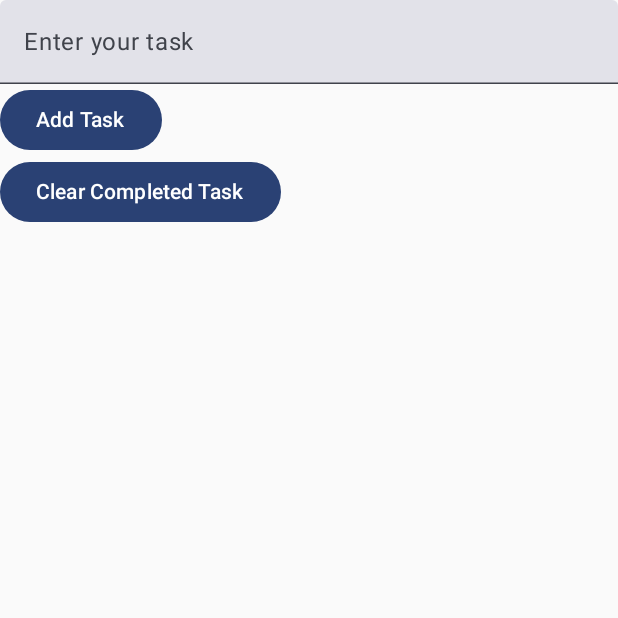
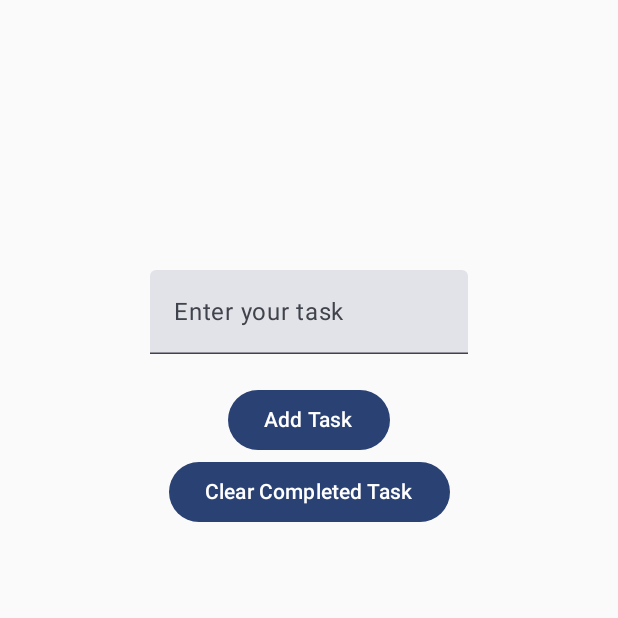
Before and after one commit to ethansliu/EthanLiu-TaskCompletionApp, an Android app built with Jetpack Compose: the screen it shows after launch (MainActivity), on a phone screen of 412 x 824 dp, the top half of it. Run offline under Robolectric (Android 15) with nearby library versions, the phone set to English and light mode, and no system bars.

Commit message:
Styling and comments

```diff
--- a/app/src/main/java/com/example/hw3q1/MainActivity.kt
+++ b/app/src/main/java/com/example/hw3q1/MainActivity.kt
@@ -15,7 +15,14 @@ import androidx.compose.runtime.mutableStateListOf
 import androidx.compose.runtime.mutableStateOf
 import androidx.compose.runtime.remember
 import androidx.compose.runtime.setValue
+import androidx.compose.ui.Alignment
 import androidx.compose.ui.Modifier
+import androidx.compose.ui.graphics.Color
+import androidx.compose.ui.text.TextStyle
+import androidx.compose.ui.text.style.TextAlign
+import androidx.compose.ui.text.style.TextDecoration
+import androidx.compose.ui.unit.dp
+import androidx.compose.ui.unit.sp
 import com.example.hw3q1.ui.theme.HW3Q1Theme
 
 
@@ -38,13 +45,28 @@ fun TaskApp(){
     //create list and couple it with string and boolean , true = completed. false = not completed
     var taskListing = remember { mutableStateListOf<Pair<String, Boolean>>() }
 
-    Column{
+
+    Column (
+        // Aligns the contents
+        modifier = Modifier.padding(
+            top = 180.dp,
+            start = 100.dp,
+            end = 100.dp
+        )
+    ) {
         TextField(
             value = tasks,
             onValueChange = {tasks = it},
-            modifier = Modifier.fillMaxWidth(),
-            label = {Text("Enter your task")}
+            modifier = Modifier
+                .fillMaxWidth(),
+            label = {Text("Enter your task")},
+            textStyle = TextStyle(
+                fontSize = 12.sp
+            )
+
         )
+
+        Spacer(modifier = Modifier.height(20.dp))
 
         //if text field is not empty, add it to the list (task Listing)
         Button(
@@ -54,11 +76,13 @@ fun TaskApp(){
                     //clear the Text on textfield for next task
                     tasks=""
                 }
-            }
+            },
+            // Align the buttons
+            modifier = Modifier.align(Alignment.CenterHorizontally)
+
         ) {
             Text("Add Task")
         }
-        taskList(taskListing = taskListing)
 
         Button(
             onClick = {
@@ -71,8 +95,14 @@ fun TaskApp(){
                 }
                 taskListing.clear()
                 taskListing.addAll(temp)
-            }
+            },
+            // Align the buttons
+            modifier = Modifier.align(Alignment.CenterHorizontally)
         ){Text("Clear Completed Task")}
+
+        Spacer(modifier = Modifier.height(20.dp))
+
+        taskList(taskListing = taskListing)
     }
 }
 
@@ -93,7 +123,23 @@ fun taskList(taskListing: MutableList<Pair<String, Boolean>>) {
                 )
 
 
-                Text(text = task.first)
+                Text(
+                    text = task.first,
+                    // Strikes through text when the box is checked
+                    // and makes the text red for visibility
+                    style = if (task.second) {
+                        TextStyle(
+                            textDecoration = TextDecoration.LineThrough,
+                            color = Color.Red
+                        )
+
+                    } else {
+                        TextStyle.Default
+                    },
+                    // Improve readability and align the text with the checkbox
+                    fontSize = 24.sp,
+                    modifier = Modifier.align(Alignment.CenterVertically)
+                )
             }
         }
     }
```
